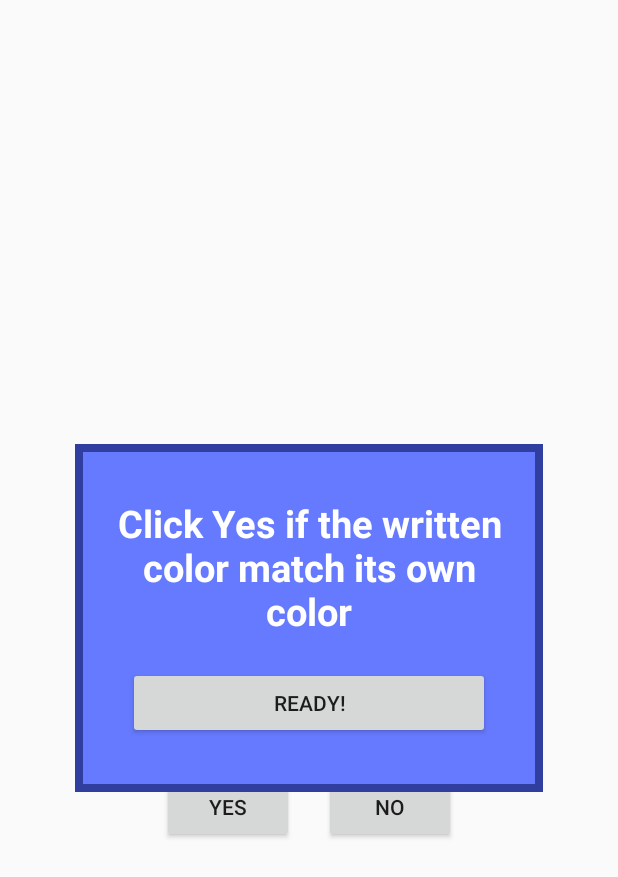
After one commit to patsimd/WakeUpAndDealWithIt, an Android app: the rightcolorExercice screen opened directly, with no data from a screen before it, on a phone screen of 412 x 824 dp. The commit adds this screen. Shown: the top 877 px of the screen. Run offline under Robolectric (Android 15) with nearby library versions, the phone set to English and light mode, and no system bars; 3 statements that could not run were skipped.

Commit message:
Exercice right colors

```diff
--- a/app/src/main/AndroidManifest.xml
+++ b/app/src/main/AndroidManifest.xml
@@ -33,6 +33,9 @@
         <activity android:name=".SequenceExercice"
             android:screenOrientation="portrait">
         </activity>
+        <activity android:name=".rightcolorExercice"
+            android:screenOrientation="portrait">
+        </activity>
 
 
         <receiver android:name=".PowerConnectedBroadcastReceiver" >
--- a/app/src/main/java/al/demo/alarmmanagerdemo/FollowPathExercice.java
+++ b/app/src/main/java/al/demo/alarmmanagerdemo/FollowPathExercice.java
@@ -10,6 +10,7 @@ import android.widget.LinearLayout;
 import android.widget.RelativeLayout;
 import android.widget.TextView;
 import android.view.MotionEvent;
+import android.widget.Button;
 import android.view.View.OnTouchListener;
 
 /**
@@ -31,6 +32,7 @@ public class FollowPathExercice extends Game{
             setContentView(R.layout.followpath_easy);
         else if (difficulte.equals(Game.Difficulties[2]))
             setContentView(R.layout.followpath_normal);
+
     }
 
     @Override
--- /dev/null
+++ b/app/src/main/java/al/demo/alarmmanagerdemo/rightcolorExercice.java
@@ -0,0 +1,130 @@
+package al.demo.alarmmanagerdemo;
+
+/**
+ * Created by Jabbawabba Wakotokata on 2018-04-16.
+ */
+
+import android.content.Context;
+import android.graphics.Color;
+import android.os.Bundle;
+import android.os.CountDownTimer;
+import android.view.View;
+import android.widget.Button;
+import android.widget.EditText;
+import android.widget.TextView;
+import android.support.v4.content.ContextCompat;
+
+import java.util.Random;
+public class rightcolorExercice extends Game {
+
+    private boolean gameReady = false;
+    private int toComplete = 5;
+    private boolean rightcolor = false;
+
+
+    String colorsName[] = {"Black", "Red", "Green", "Blue", "Yellow", "Orange", "Purple"};
+    int colors[];
+
+    @Override
+    protected void onCreate(Bundle savedInstanceState) {
+        super.onCreate(savedInstanceState);
+
+
+        setContentView(R.layout.rightcolor);
+        findViewById(R.id.InstructionWindow).setVisibility(View.VISIBLE);
+
+
+        colors = new int[]{ContextCompat.getColor(rightcolorExercice.this, R.color.black),
+                ContextCompat.getColor(rightcolorExercice.this, R.color.red),
+                ContextCompat.getColor(rightcolorExercice.this, R.color.green),
+                ContextCompat.getColor(rightcolorExercice.this, R.color.blue),
+                ContextCompat.getColor(rightcolorExercice.this, R.color.yellow),
+                ContextCompat.getColor(rightcolorExercice.this, R.color.orange),
+                ContextCompat.getColor(rightcolorExercice.this, R.color.purple)};
+
+
+        if (difficulte.equals(Game.Difficulties[0]))
+            toComplete = 6;
+        else if (difficulte.equals(Game.Difficulties[1]))
+            toComplete = 10;
+        else if (difficulte.equals(Game.Difficulties[2]))
+            toComplete = 15;
+
+
+        NewTestColorCombination();
+        Scores();
+
+        Button button = (Button) findViewById(R.id.readyButton);
+        button.setOnClickListener(new View.OnClickListener() {
+            public void onClick(View v) {
+                gameReady = true;
+                findViewById(R.id.InstructionWindow).setVisibility(View.GONE);
+            }
+        });
+
+
+        button = (Button) findViewById(R.id.YesButton);
+        button.setOnClickListener(new View.OnClickListener() {
+            public void onClick(View v) {
+                if (gameReady && rightcolor) {
+                    Scores();
+                }
+                NewTestColorCombination();
+            }
+        });
+
+        button = (Button) findViewById(R.id.NoButton);
+        button.setOnClickListener(new View.OnClickListener() {
+            public void onClick(View v) {
+                if (gameReady && rightcolor == false) {
+                    Scores();
+                }
+                NewTestColorCombination();
+            }
+        });
+    }
+
+    protected void Scores()
+    {
+        toComplete -= 1;
+        if(toComplete <= 0)
+            gameCompleted();
+
+        TextView textView = (TextView) findViewById(R.id.ColorRemaining);
+                if(textView == null)
+                    return;
+        textView.setText("Remaining: "  + String.valueOf(toComplete) );
+        NewTestColorCombination();
+    }
+
+
+    protected void NewTestColorCombination(){
+
+        int color1 = (int)(Math.random() * colorsName.length);
+
+        rightcolor =  Math.random() < 0.5;
+
+        if (rightcolor) {
+            SetTextColor(color1, color1);
+        }
+        else{
+            int color2;
+            do{
+                color2 =(int)(Math.random() * colorsName.length);
+            }while(color2 == color1);
+            SetTextColor(color1, color2);
+        }
+    }
+
+    protected void SetTextColor(int name, int color)
+    {
+        TextView textView = (TextView)findViewById(R.id.colorText);
+        if(textView == null)
+            return;
+
+        textView.setText(colorsName[name]);
+        textView.setTextColor(colors[color]);
+    }
+
+
+}
--- /dev/null
+++ b/app/src/main/res/layout/rightcolor.xml
@@ -0,0 +1,130 @@
+<?xml version="1.0" encoding="utf-8"?>
+<RelativeLayout xmlns:android="http://schemas.android.com/apk/res/android"
+    android:layout_width="match_parent"
+    android:layout_height="match_parent">
+
+    <LinearLayout
+        android:layout_width="wrap_content"
+        android:layout_height="wrap_content"
+        android:layout_centerInParent="true"
+        android:orientation="vertical">
+
+        <LinearLayout
+            android:id="@+id/window"
+            android:layout_width="wrap_content"
+            android:layout_height="wrap_content"
+            android:layout_centerInParent="true"
+            android:layout_margin="50dp"
+            android:background="@color/colorPrimaryDark"
+            android:orientation="vertical"
+            android:layout_gravity="center"
+            android:padding="5dp">
+
+
+            <LinearLayout
+                android:layout_width="wrap_content"
+                android:layout_height="wrap_content"
+                android:layout_centerInParent="true"
+                android:background="@color/white"
+                android:orientation="vertical"
+                android:padding="10dp">
+
+                <TextView
+                    android:id="@+id/ColorRemaining"
+                    android:layout_width="wrap_content"
+                    android:layout_height="wrap_content"
+                    android:layout_alignStart="@+id/StartingPoint"
+                    android:layout_centerVertical="true"
+                    android:layout_margin="10dp"
+                    android:gravity="center"
+                    android:textSize="20dp"
+                    android:text="Remaining: 5" />
+
+
+
+            </LinearLayout>
+        </LinearLayout>
+
+
+
+
+        <TextView
+            android:id="@+id/colorText"
+            android:layout_width="400dp"
+            android:layout_height="wrap_content"
+            android:gravity="center"
+            android:text="TextView"
+            android:textStyle="bold"
+            android:textSize="40dp"/>
+
+        <LinearLayout
+            android:layout_width="wrap_content"
+            android:layout_height="wrap_content"
+            android:orientation="horizontal"
+            android:layout_gravity="center"
+            android:layout_marginTop="20dp">
+
+            <Button
+                android:id="@+id/YesButton"
+                android:layout_width="wrap_content"
+                android:layout_height="wrap_content"
+                android:layout_weight="1"
+                android:gravity="center"
+                android:layout_margin="10dp"
+                android:text="Yes" />
+
+            <Button
+                android:id="@+id/NoButton"
+                android:layout_width="wrap_content"
+                android:layout_height="wrap_content"
+                android:layout_weight="1"
+                android:gravity="center"
+                android:layout_margin="10dp"
+                android:text="No" />
+        </LinearLayout>
+
+    </LinearLayout>
+
+    <LinearLayout
+        android:id="@+id/InstructionWindow"
+        android:layout_width="wrap_content"
+        android:layout_height="wrap_content"
+        android:layout_centerInParent="true"
+        android:layout_margin="50dp"
+        android:background="@color/colorPrimaryDark"
+        android:orientation="vertical"
+        android:padding="5dp">
+
+
+        <LinearLayout
+            android:layout_width="wrap_content"
+            android:layout_height="wrap_content"
+            android:layout_centerInParent="true"
+            android:background="@color/colorPrimaryLight"
+            android:orientation="vertical"
+            android:padding="10dp">
+
+            <TextView
+                android:id="@+id/instruction"
+                style="@style/WhiteText"
+                android:layout_width="wrap_content"
+                android:layout_height="wrap_content"
+                android:layout_alignStart="@+id/StartingPoint"
+                android:layout_centerVertical="true"
+                android:layout_marginTop="20dp"
+                android:gravity="center"
+                android:lines="3"
+                android:text="Click Yes if the written color match its own color" />
+
+            <Button
+                android:id="@+id/readyButton"
+                android:layout_width="match_parent"
+                android:layout_height="wrap_content"
+                android:layout_margin="20dp"
+                android:text="Ready!" />
+
+        </LinearLayout>
+    </LinearLayout>
+
+
+</RelativeLayout>
--- a/app/src/main/res/values/colors.xml
+++ b/app/src/main/res/values/colors.xml
@@ -2,8 +2,15 @@
 <resources>
     <color name="colorPrimary">#3F51B5</color>
     <color name="colorPrimaryDark">#303F9F</color>
-    <color name="colorPrimaryLight">#9FA8DA</color>
+    <color name="colorPrimaryLight">#667AFF</color>
     <color name="colorAccent">#FF4081</color>
     <color name="kindOfGrey">#BBBBBB</color>
     <color name="white">#FFFFFF</color>
+    <color name="red">#FF0000</color>
+    <color name="blue">#0066FF</color>
+    <color name="green">#009900</color>
+    <color name="black">#000000</color>
+    <color name="purple">#cc0099</color>
+    <color name="orange">#ff6600</color>
+    <color name="yellow">#ffff00</color>
 </resources>
```
